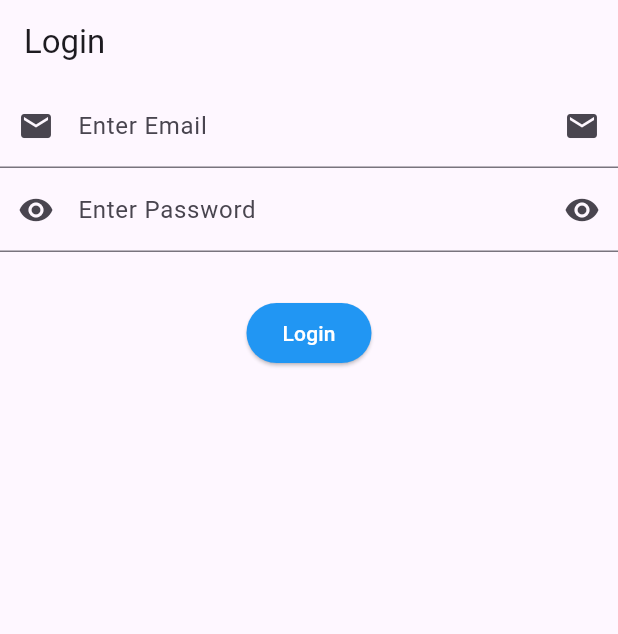
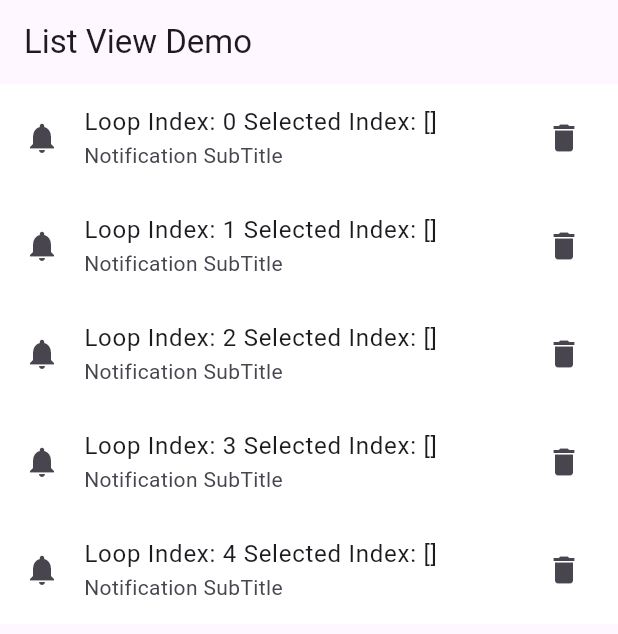
Before and after one commit to MuhammadAliKust/AfnaAbdullahProject, a Flutter app: the screen it shows after launch, on a phone screen of 412 x 824 dp. Shown: the top 634 px of the screen. Run offline on Flutter 3.47's test engine with Material 3 defaults, Android fonts, the phone set to English and light mode, and no system bars.

Commit message:
Multiple Selection Done

```diff
--- /dev/null
+++ b/lib/list_view_demo.dart
@@ -0,0 +1,40 @@
+import 'package:flutter/material.dart';
+
+class ListViewDemo extends StatefulWidget {
+  const ListViewDemo({super.key});
+
+  @override
+  State<ListViewDemo> createState() => _ListViewDemoState();
+}
+
+class _ListViewDemoState extends State<ListViewDemo> {
+  List<int> selectedIndex = [];
+
+  @override
+  Widget build(BuildContext context) {
+    return Scaffold(
+      appBar: AppBar(
+        title: Text("List View Demo"),
+      ),
+      body: ListView.builder(
+          itemCount: 5,
+          itemBuilder: (context, i) {
+            return ListTile(
+              onTap: () {
+                if (selectedIndex.contains(i)) {
+                  selectedIndex.remove(i);
+                } else {
+                  selectedIndex.add(i);
+                }
+                setState(() {});
+              },
+              tileColor: selectedIndex.contains(i) ? Colors.blue : Colors.white,
+              leading: Icon(Icons.notifications),
+              title: Text("Loop Index: $i Selected Index: $selectedIndex"),
+              subtitle: Text("Notification SubTitle"),
+              trailing: Icon(Icons.delete),
+            );
+          }),
+    );
+  }
+}
--- a/lib/main.dart
+++ b/lib/main.dart
@@ -1,6 +1,7 @@
 import 'package:afnan_abdullah/Image_screen.dart';
 import 'package:afnan_abdullah/colum_row.dart';
 import 'package:afnan_abdullah/home2.dart';
+import 'package:afnan_abdullah/list_view_demo.dart';
 import 'package:afnan_abdullah/login.dart';
 import 'package:flutter/material.dart';
 
@@ -17,7 +18,7 @@ class MyApp extends StatelessWidget {
 
     return MaterialApp(
       debugShowCheckedModeBanner: false,
-      home: LoginView(),
+      home: ListViewDemo(),
       // home: Scaffold(
       //   backgroundColor: Colors.blue,
       //   appBar: AppBar(
```
